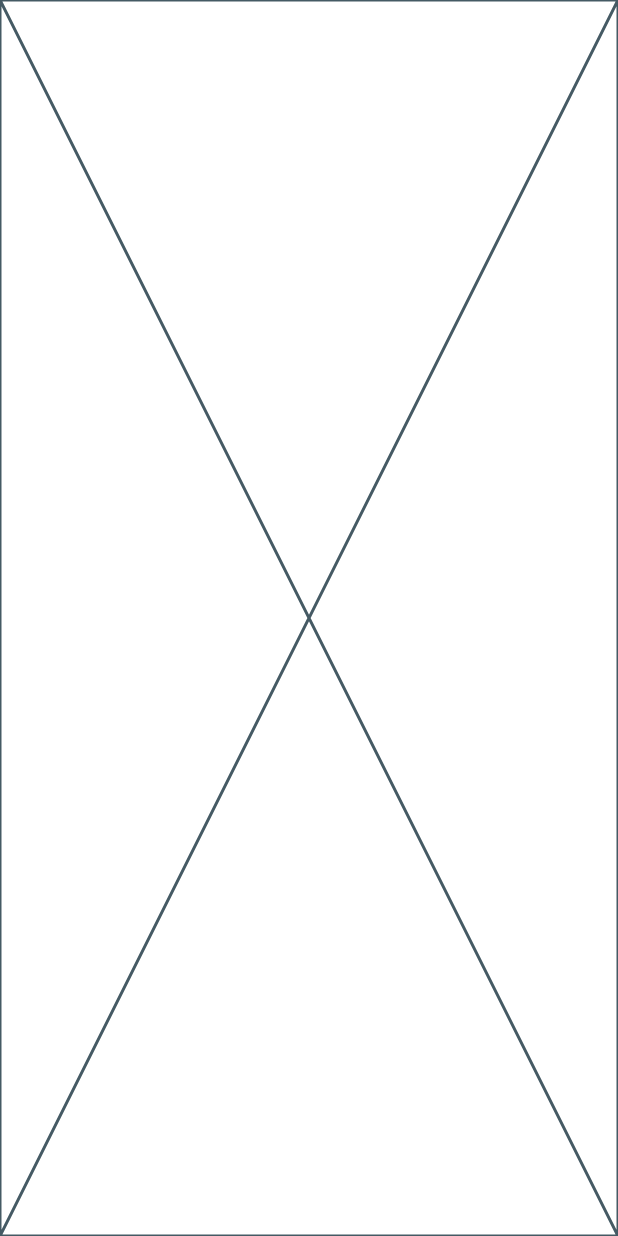
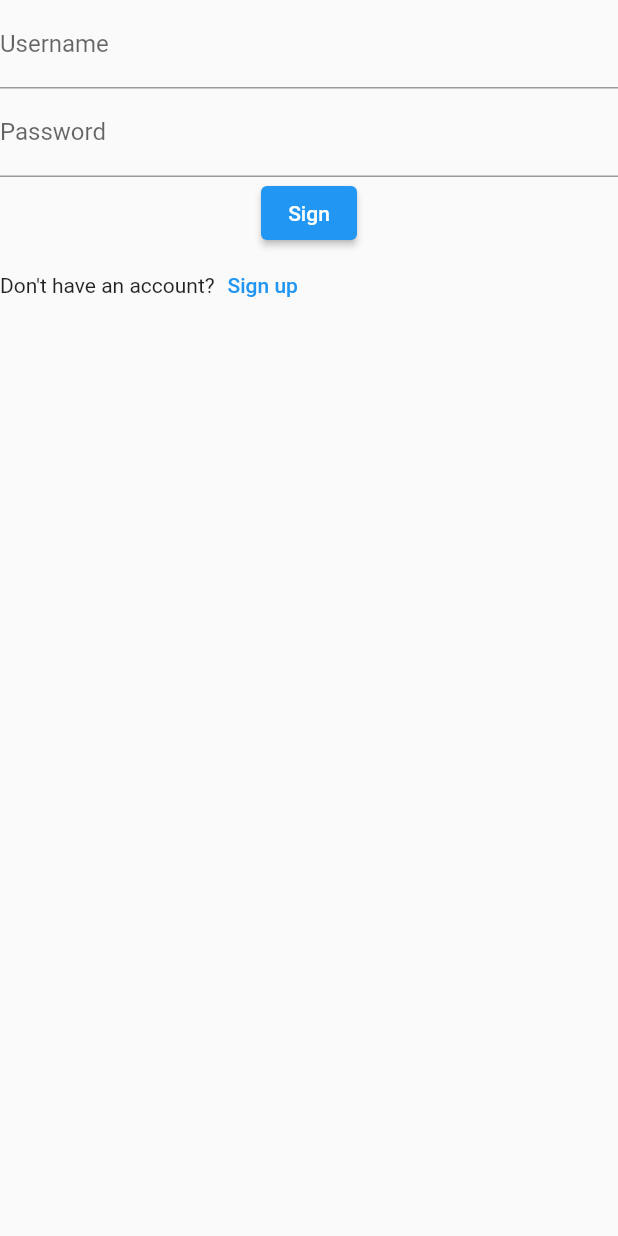
Before and after one commit to Mr-Programmar/Genny-App, a Flutter app: the screen it shows after launch, on a phone screen of 412 x 824 dp. Run offline on Flutter 3.47's test engine with Material 2 defaults, Android fonts, the phone set to English and light mode, and no system bars.

Commit message:
abi baja ha

```diff
--- a/lib/view/Login_Screen.dart
+++ b/lib/view/Login_Screen.dart
@@ -1,10 +1,30 @@
 import 'package:flutter/cupertino.dart';
+import 'package:flutter/material.dart';
 
 class Login extends StatelessWidget {
   const Login({Key? key}) : super(key: key);
 
   @override
   Widget build(BuildContext context) {
-    return const Placeholder();
+    return SafeArea(
+      child: Scaffold(
+        body: Container(
+          child: Column(
+            children: [
+              TextFormField(decoration: InputDecoration(label: Text("Username"))),
+              TextFormField(decoration: InputDecoration(label: Text("Password"))),
+              ElevatedButton(onPressed: () {}, child: Text("Sign")),
+              Row(
+                children: [Text("Don't have an account?"),
+
+                TextButton(onPressed: (){}, child: Text("Sign up")),
+
+                ],
+              )
+            ],
+          ),
+        ),
+      ),
+    );
   }
 }
```
Also changed, not shown: assets/icons/Genny_icon_transpart.png (added).
